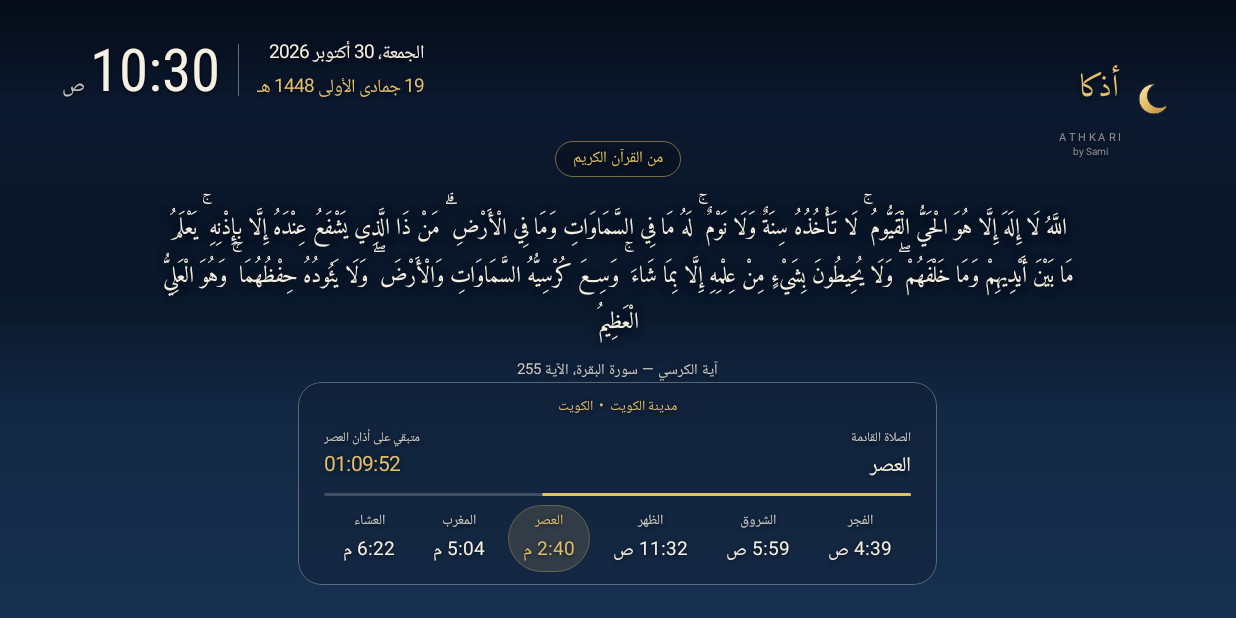
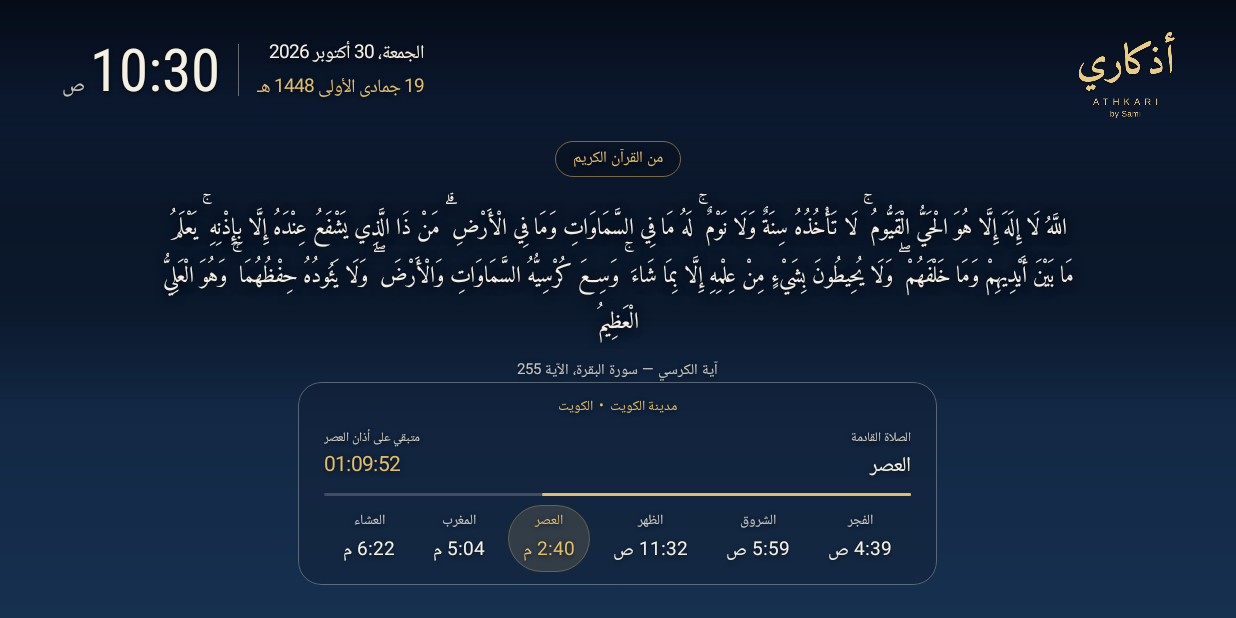
Before and after one commit to alanzys-art/alanzysrepo, an Android app: the screen it shows after launch (MainActivity), on a phone screen of 824 x 412 dp (held sideways). Run offline under Robolectric (Android 15) with nearby library versions, the phone set to English and light mode, and no system bars.

Commit message:
Brand as pre-rendered image (full أذكاري, ATHKARI, by Sami in light gold); remove on-screen crescent
Co-Authored-By: Claude Opus 5.5 <noreply@anthropic.com>
Claude-Session: https://claude.ai/code/session_017VJTKDh3ZcPVpJRrUnvNCX

```diff
--- a/app/build.gradle
+++ b/app/build.gradle
@@ -2,6 +2,6 @@ plugins { id 'com.android.application' }
 android {
     namespace 'com.adhkaritv.app'
     compileSdk 35
-    defaultConfig { applicationId 'com.adhkaritv.app'; minSdk 26; targetSdk 32; versionCode 7; versionName '2.4.0' }
+    defaultConfig { applicationId 'com.adhkaritv.app'; minSdk 26; targetSdk 32; versionCode 8; versionName '2.4.1' }
     compileOptions { sourceCompatibility JavaVersion.VERSION_17; targetCompatibility JavaVersion.VERSION_17 }
 }
--- a/app/src/main/java/com/adhkaritv/app/AdhkarView.java
+++ b/app/src/main/java/com/adhkaritv/app/AdhkarView.java
@@ -154,42 +154,15 @@ public class AdhkarView extends FrameLayout {
         clp.setMargins(u(48), u(28), 0, 0);
         addView(clockRow, clp);
 
-        // --- top-right: branding ---
-        LinearLayout brand = new LinearLayout(context);
-        brand.setOrientation(LinearLayout.HORIZONTAL);
-        brand.setGravity(Gravity.CENTER_VERTICAL);
-        LinearLayout brandText = new LinearLayout(context);
-        brandText.setOrientation(LinearLayout.VERTICAL);
-        brandText.setGravity(Gravity.RIGHT);
-        TextView brandAr = label(context, 24, GOLD, amiri);
-        brandAr.setText("أذكاري");
-        // Amiri's final «ي» sweeps left and below the word; leave room so it is never clipped.
-        brandAr.setIncludeFontPadding(true);
-        brandAr.setPadding(u(14), 0, u(2), u(4));
-        brandAr.setGravity(Gravity.RIGHT);
-        // ATHKARI with «by Sami» centred exactly beneath it.
-        LinearLayout latin = new LinearLayout(context);
-        latin.setOrientation(LinearLayout.VERTICAL);
-        latin.setGravity(Gravity.CENTER_HORIZONTAL);
-        TextView brandEn = label(context, 8.5f, IVORY_DIM, null);
-        brandEn.setText("ATHKARI");
-        brandEn.setLetterSpacing(0.35f);
-        brandEn.setTextDirection(TEXT_DIRECTION_LTR);
-        TextView brandBy = label(context, 8, IVORY_DIM, null);
-        brandBy.setText("by Sami");
-        brandBy.setTextDirection(TEXT_DIRECTION_LTR);
-        latin.addView(brandEn, new LinearLayout.LayoutParams(-2, -2));
-        latin.addView(brandBy, new LinearLayout.LayoutParams(-2, -2));
-        brandText.addView(brandAr);
-        brandText.addView(latin, vertical(0));
-        ImageView crescent = new ImageView(context);
-        crescent.setImageResource(R.drawable.crescent);
-        brand.addView(brandText);
-        LinearLayout.LayoutParams cp = new LinearLayout.LayoutParams(u(30), u(30));
-        cp.leftMargin = u(10);
-        brand.addView(crescent, cp);
-        LayoutParams bp = new LayoutParams(-2, -2, Gravity.TOP | Gravity.RIGHT);
-        bp.setMargins(0, u(30), u(48), 0);
+        // --- top-right: branding (أذكاري / ATHKARI / by Sami in light gold) ---
+        // Drawn as one pre-rendered image: Android measures Amiri's joined letters too narrowly and would
+        // clip the end of the word, so the brand is not laid out as live text.
+        ImageView brand = new ImageView(context);
+        brand.setImageResource(R.drawable.brand);
+        brand.setAdjustViewBounds(true);
+        brand.setScaleType(ImageView.ScaleType.FIT_END);
+        LayoutParams bp = new LayoutParams(-2, u(74), Gravity.TOP | Gravity.RIGHT);
+        bp.setMargins(0, u(22), u(44), 0);
         addView(brand, bp);
 
         // --- centre: the dhikr, directly on the photo (no box) ---
```
Also changed, not shown: app/src/main/res/drawable-nodpi/brand.png (added), app/src/main/res/drawable-nodpi/crescent.png (deleted).
